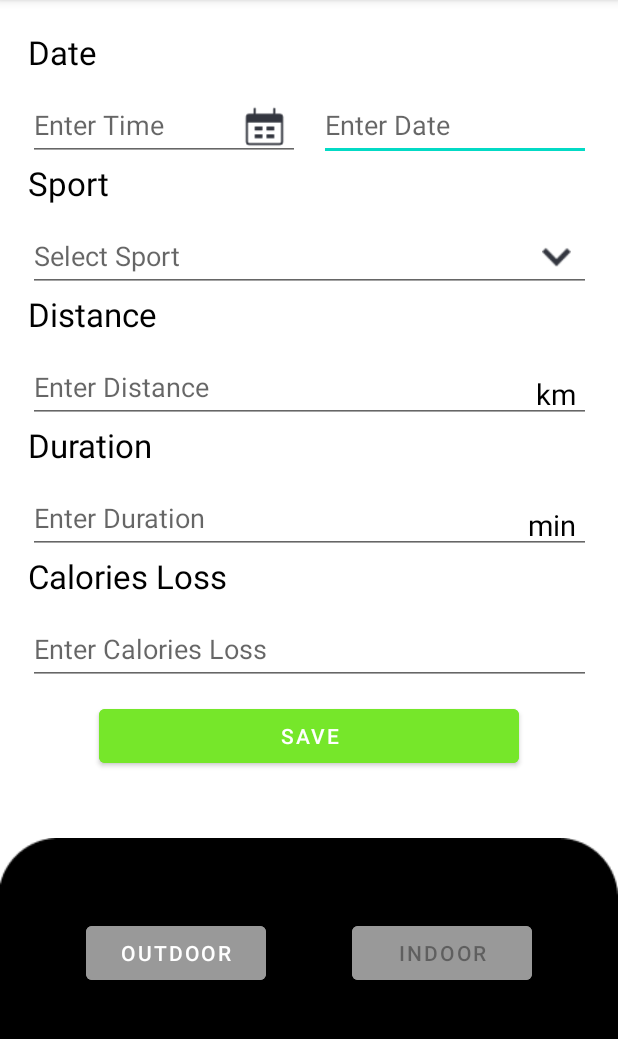
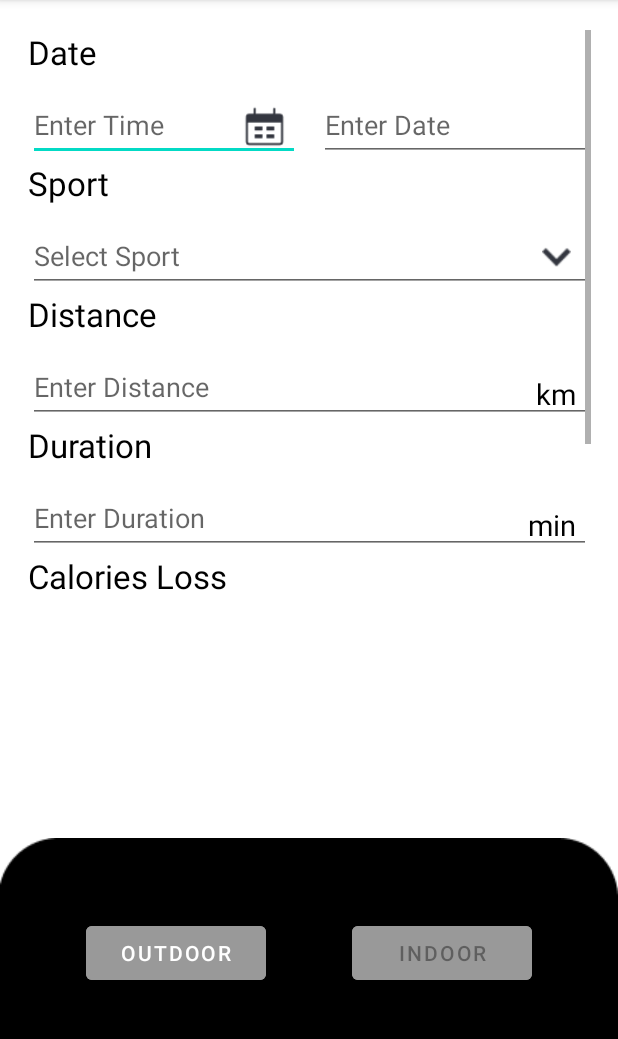
Before and after one commit to Srilashman/MilesTrack, an Android app: the fragment RecordIndoorFragment shown on its own in the app's theme, on a phone screen of 412 x 824 dp, the part 84-1123 px from its top. Run offline under Robolectric (Android 15) with nearby library versions, the phone set to English and light mode, and no system bars.

Commit message:
Add scrolling to indoor form

```diff
--- a/app/src/main/AndroidManifest.xml
+++ b/app/src/main/AndroidManifest.xml
@@ -28,7 +28,8 @@
             android:name=".MainActivity"
             android:exported="true"
             android:label="@string/app_name"
-            android:theme="@style/Theme.MilesTrack.NoActionBar">
+            android:theme="@style/Theme.MilesTrack.NoActionBar"
+            android:windowSoftInputMode="adjustPan">
             <intent-filter>
                 <action android:name="android.intent.action.MAIN" />
 
--- a/app/src/main/res/layout/fragment_record_indoor.xml
+++ b/app/src/main/res/layout/fragment_record_indoor.xml
@@ -19,13 +19,17 @@
             android:layout_height="wrap_content"
             android:layout_marginTop="20dp">
 
-            <LinearLayout
+            <ScrollView
                 android:layout_width="375dp"
-                android:layout_height="wrap_content"
-                android:orientation="vertical"
+                android:layout_height="373dp"
                 app:layout_constraintEnd_toEndOf="parent"
                 app:layout_constraintStart_toStartOf="parent"
                 app:layout_constraintTop_toTopOf="parent">
+
+                <LinearLayout
+                    android:layout_width="match_parent"
+                    android:layout_height="wrap_content"
+                    android:orientation="vertical">
 
                     <TextView
                         android:id="@+id/textView"
@@ -206,11 +210,13 @@
                         android:layout_height="wrap_content"
                         android:layout_gravity="center_horizontal"
                         android:layout_marginTop="10dp"
+                        android:layout_marginBottom="10dp"
                         android:backgroundTint="#76E72A"
                         android:text="Save"
-                    tools:cornerRadius="30dp" />
+                        app:cornerRadius="30dp" />
 
                 </LinearLayout>
+            </ScrollView>
 
         </androidx.constraintlayout.widget.ConstraintLayout>
 
```
Lines whose indentation alone changed are shown as unchanged.
